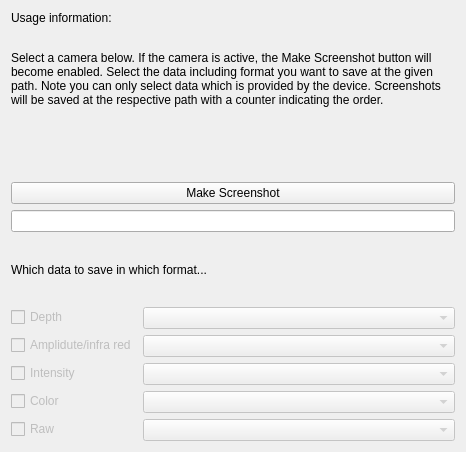
MITK/MITK, file Plugins/org.mitk.gui.qt.tofutil/src/internal/QmitkToFScreenshotMakerControls.ui: the form before one commit.
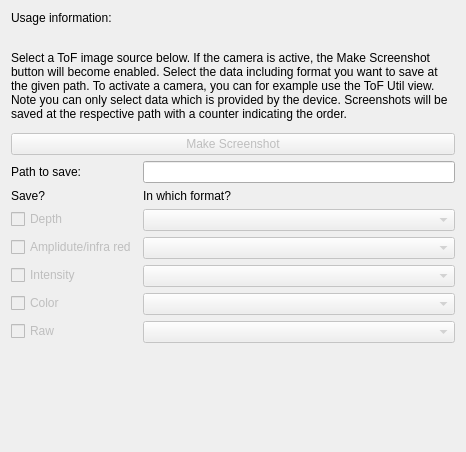
The form after the commit. Custom widgets are drawn as their Qt base class.

The edit to the form file:
```diff
--- a/Plugins/org.mitk.gui.qt.tofutil/src/internal/QmitkToFScreenshotMakerControls.ui
+++ b/Plugins/org.mitk.gui.qt.tofutil/src/internal/QmitkToFScreenshotMakerControls.ui
@@ -20,8 +20,25 @@
    <string>QmitkTemplate</string>
   </property>
   <layout class="QGridLayout" name="gridLayout">
-   <item row="3" column="0">
-    <widget class="QLineEdit" name="m_PathToSaveFiles"/>
+   <item row="2" column="0">
+    <widget class="QPushButton" name="m_MakeScreenshot">
+     <property name="enabled">
+      <bool>false</bool>
+     </property>
+     <property name="text">
+      <string>Make Screenshot</string>
+     </property>
+    </widget>
+   </item>
+   <item row="1" column="0">
+    <widget class="QmitkServiceListWidget" name="m_ConnectedDeviceServiceListWidget" native="true">
+     <property name="sizePolicy">
+      <sizepolicy hsizetype="Preferred" vsizetype="Maximum">
+       <horstretch>0</horstretch>
+       <verstretch>0</verstretch>
+      </sizepolicy>
+     </property>
+    </widget>
    </item>
    <item row="5" column="0">
     <layout class="QFormLayout" name="formLayout">
@@ -29,6 +46,16 @@
       <enum>QFormLayout::AllNonFixedFieldsGrow</enum>
      </property>
      <item row="0" column="0">
+      <widget class="QLabel" name="label_3">
+       <property name="text">
+        <string>Path to save:</string>
+       </property>
+      </widget>
+     </item>
+     <item row="0" column="1">
+      <widget class="QLineEdit" name="m_PathToSaveFiles"/>
+     </item>
+     <item row="2" column="0">
       <widget class="QCheckBox" name="m_SaveDepth">
        <property name="enabled">
         <bool>false</bool>
@@ -38,14 +65,14 @@
        </property>
       </widget>
      </item>
-     <item row="0" column="1">
+     <item row="2" column="1">
       <widget class="QComboBox" name="m_DepthFormat">
        <property name="enabled">
         <bool>false</bool>
        </property>
       </widget>
      </item>
-     <item row="1" column="0">
+     <item row="3" column="0">
       <widget class="QCheckBox" name="m_SaveAmplitude">
        <property name="enabled">
         <bool>false</bool>
@@ -55,7 +82,14 @@
        </property>
       </widget>
      </item>
-     <item row="2" column="0">
+     <item row="3" column="1">
+      <widget class="QComboBox" name="m_AmplitudeFormat">
+       <property name="enabled">
+        <bool>false</bool>
+       </property>
+      </widget>
+     </item>
+     <item row="4" column="0">
       <widget class="QCheckBox" name="m_SaveIntensity">
        <property name="enabled">
         <bool>false</bool>
@@ -65,7 +99,14 @@
        </property>
       </widget>
      </item>
-     <item row="3" column="0">
+     <item row="4" column="1">
+      <widget class="QComboBox" name="m_IntensityFormat">
+       <property name="enabled">
+        <bool>false</bool>
+       </property>
+      </widget>
+     </item>
+     <item row="5" column="0">
       <widget class="QCheckBox" name="m_SaveColor">
        <property name="enabled">
         <bool>false</bool>
@@ -75,7 +116,14 @@
        </property>
       </widget>
      </item>
-     <item row="4" column="0">
+     <item row="5" column="1">
+      <widget class="QComboBox" name="m_ColorFormat">
+       <property name="enabled">
+        <bool>false</bool>
+       </property>
+      </widget>
+     </item>
+     <item row="6" column="0">
       <widget class="QCheckBox" name="m_SaveRaw">
        <property name="enabled">
         <bool>false</bool>
@@ -85,66 +133,52 @@
        </property>
       </widget>
      </item>
-     <item row="1" column="1">
-      <widget class="QComboBox" name="m_AmplitudeFormat">
-       <property name="enabled">
-        <bool>false</bool>
-       </property>
-      </widget>
-     </item>
-     <item row="2" column="1">
-      <widget class="QComboBox" name="m_IntensityFormat">
-       <property name="enabled">
-        <bool>false</bool>
-       </property>
-      </widget>
-     </item>
-     <item row="3" column="1">
-      <widget class="QComboBox" name="m_ColorFormat">
-       <property name="enabled">
-        <bool>false</bool>
-       </property>
-      </widget>
-     </item>
-     <item row="4" column="1">
+     <item row="6" column="1">
       <widget class="QComboBox" name="m_RawFormat">
        <property name="enabled">
         <bool>false</bool>
        </property>
       </widget>
      </item>
+     <item row="1" column="1">
+      <widget class="QLabel" name="label">
+       <property name="text">
+        <string>In which format?</string>
+       </property>
+      </widget>
+     </item>
+     <item row="1" column="0">
+      <widget class="QLabel" name="label_4">
+       <property name="text">
+        <string>Save?</string>
+       </property>
+      </widget>
+     </item>
     </layout>
    </item>
-   <item row="4" column="0">
-    <widget class="QLabel" name="label">
-     <property name="text">
-      <string>Which data to save in which format...</string>
-     </property>
-    </widget>
-   </item>
-   <item row="2" column="0">
-    <widget class="QPushButton" name="m_MakeScreenshot">
-     <property name="enabled">
-      <bool>true</bool>
-     </property>
-     <property name="text">
-      <string>Make Screenshot</string>
-     </property>
-    </widget>
-   </item>
-   <item row="1" column="0">
-    <widget class="QmitkServiceListWidget" name="m_ConnectedDeviceServiceListWidget" native="true"/>
-   </item>
    <item row="0" column="0">
     <widget class="QLabel" name="label_2">
      <property name="text">
-      <string>&lt;html&gt;&lt;head/&gt;&lt;body&gt;&lt;p&gt;Usage information: &lt;/p&gt;&lt;p&gt;&lt;br/&gt;Select a camera below. If the camera is active, the Make Screenshot button will become enabled. Select the data including format you want to save at the given path. Note you can only select data which is provided by the device. Screenshots will be saved at the respective path with a counter indicating the order.&lt;/p&gt;&lt;/body&gt;&lt;/html&gt;</string>
+      <string>&lt;html&gt;&lt;head/&gt;&lt;body&gt;&lt;p&gt;Usage information: &lt;/p&gt;&lt;p&gt;&lt;br/&gt;Select a ToF image source below. If the camera is active, the Make Screenshot button will become enabled. Select the data including format you want to save at the given path. To activate a camera, you can for example use the ToF Util view. Note you can only select data which is provided by the device. Screenshots will be saved at the respective path with a counter indicating the order.&lt;/p&gt;&lt;/body&gt;&lt;/html&gt;</string>
      </property>
      <property name="wordWrap">
       <bool>true</bool>
      </property>
     </widget>
    </item>
+   <item row="6" column="0">
+    <spacer name="verticalSpacer">
+     <property name="orientation">
+      <enum>Qt::Vertical</enum>
+     </property>
+     <property name="sizeHint" stdset="0">
+      <size>
+       <width>20</width>
+       <height>40</height>
+      </size>
+     </property>
+    </spacer>
+   </item>
   </layout>
  </widget>
  <layoutdefault spacing="6" margin="11"/>
```
